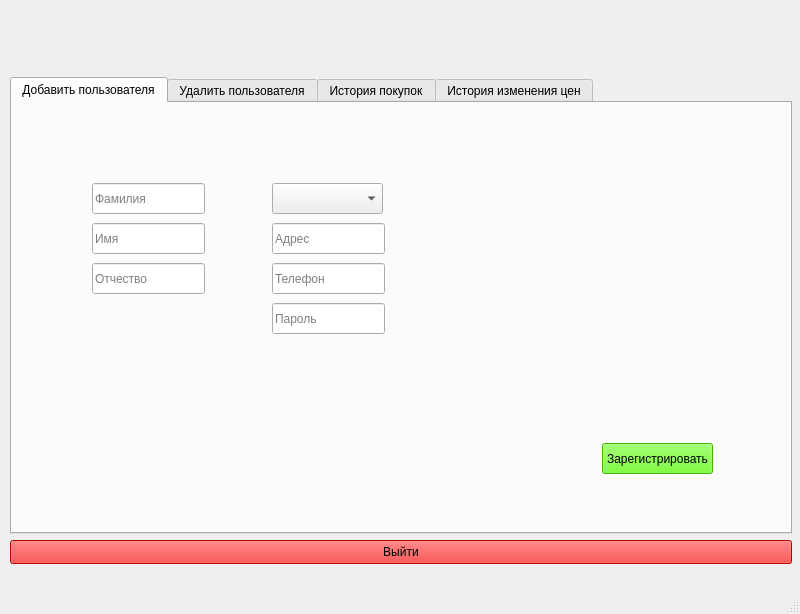
Old version of the form adminhomewindown.ui in the repository dOOmcLiF/WroomWroom.
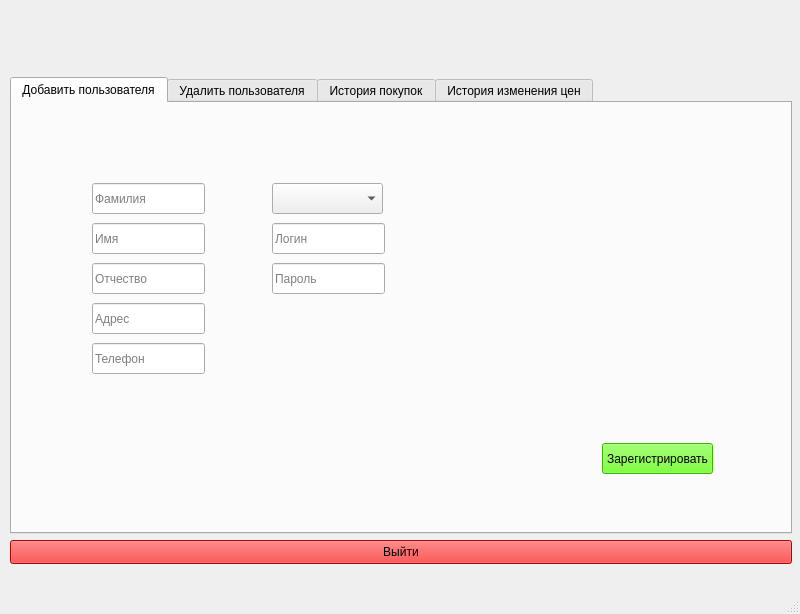
New version of the form. The open tabs and pages were chosen to show the change.

The edit to the form file:
```diff
--- a/adminhomewindown.ui
+++ b/adminhomewindown.ui
@@ -75,8 +75,8 @@
      <widget class="QLineEdit" name="lineEdit_4">
       <property name="geometry">
        <rect>
-        <x>260</x>
-        <y>120</y>
+        <x>80</x>
+        <y>200</y>
         <width>113</width>
         <height>31</height>
        </rect>
@@ -88,8 +88,8 @@
      <widget class="QLineEdit" name="lineEdit_5">
       <property name="geometry">
        <rect>
-        <x>260</x>
-        <y>160</y>
+        <x>80</x>
+        <y>240</y>
         <width>113</width>
         <height>31</height>
        </rect>
@@ -146,7 +146,7 @@
       <property name="geometry">
        <rect>
         <x>260</x>
-        <y>200</y>
+        <y>160</y>
         <width>113</width>
         <height>31</height>
        </rect>
@@ -155,6 +155,19 @@
        <string>Пароль</string>
       </property>
      </widget>
+     <widget class="QLineEdit" name="login">
+      <property name="geometry">
+       <rect>
+        <x>260</x>
+        <y>120</y>
+        <width>113</width>
+        <height>31</height>
+       </rect>
+      </property>
+      <property name="placeholderText">
+       <string>Логин</string>
+      </property>
+     </widget>
     </widget>
     <widget class="QWidget" name="tab_2">
      <attribute name="title">
```
Left out of the diff: 31 changed lines with no effect on the pictures.
